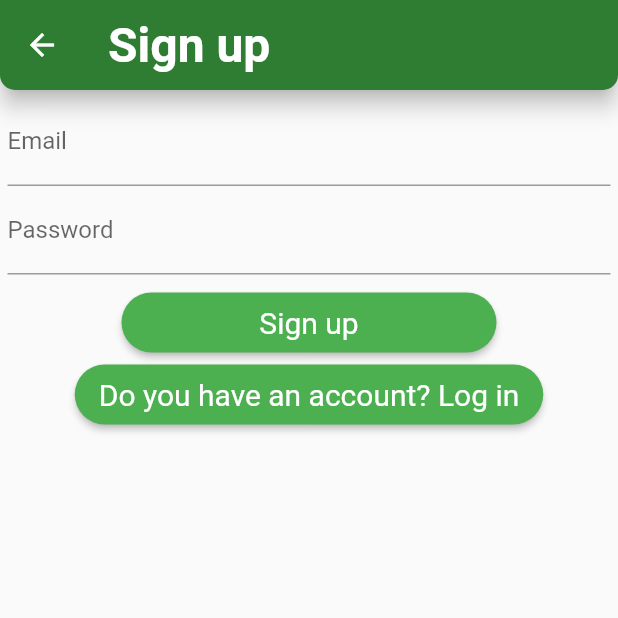
After one commit to szepfalusi/goreader, a Flutter app: the SignUpScreen screen opened by its route, after a tap on "Sign up", on a phone screen of 412 x 824 dp, the top half of it. The commit adds this screen. Run offline on Flutter 3.47's test engine with Material 2 defaults, Android fonts, the phone set to English and light mode, and no system bars; drawn by our look-alikes of flutter_form_builder; our stand-ins replace cloud_firestore, firebase_auth, firebase_core, form_builder_validators, google_fonts; missing offline and left inert: flutter_nfc_kit, form_builder_image_picker, ndef; accounts and stored records are empty; Roboto replaces fonts that are missing (Overpass).

Commit message:
Authentication

```diff
--- a/lib/main.dart
+++ b/lib/main.dart
@@ -4,7 +4,8 @@ import 'package:firebase_core/firebase_core.dart';
 import 'package:flutter/material.dart';
 import 'package:form_builder_validators/form_builder_validators.dart';
 import 'package:google_fonts/google_fonts.dart';
-import 'package:goreader/screens/auth_screen.dart';
+import 'package:goreader/screens/login_screen.dart';
+import 'package:goreader/screens/signup_screen.dart';
 import 'package:provider/provider.dart';
 
 import 'firebase_options.dart';
@@ -58,7 +59,8 @@ class MyApp extends StatelessWidget {
           MyTagsScreen.routeName: (ctx) => MyTagsScreen(),
           TagFormScreen.routeName: (ctx) => TagFormScreen(),
           ProfileScreen.routeName: (ctx) => ProfileScreen(),
-          AuthScreen.routeName: (ctx) => AuthScreen(),
+          SignUpScreen.routeName: (ctx) => SignUpScreen(),
+          LogInScreen.routeName: (ctx) => LogInScreen(),
         },
       ),
     );
--- a/lib/models/tags.dart
+++ b/lib/models/tags.dart
@@ -1,5 +1,6 @@
 import 'package:cloud_firestore/cloud_firestore.dart';
 import 'package:flutter/material.dart';
+import 'package:goreader/helpers/authentication_helper.dart';
 import 'tag.dart';
 import 'user.dart';
 
@@ -75,7 +76,7 @@ class Tags with ChangeNotifier {
         'visibleAddress': tag.visibleAddress,
         'visiblePhone': tag.visiblePhone,
         'visibleNote': tag.visibleNote,
-        'userId': 'TODO'
+        'userId': AuthenticationHelper()
       }).then((value) {
         _tags.add(tag);
         print("Tag Added");
--- a/lib/screens/auth_screen.dart
+++ b/lib/screens/login_screen.dart
@@ -1,17 +1,20 @@
 import 'package:flutter/material.dart';
 import 'package:flutter_form_builder/flutter_form_builder.dart';
 import 'package:form_builder_validators/form_builder_validators.dart';
+import 'package:goreader/helpers/authentication_helper.dart';
+import 'package:goreader/screens/signup_screen.dart';
 import 'package:goreader/widgets/custom_app_bar.dart';
+import 'dart:developer';
 
-class AuthScreen extends StatelessWidget {
-  static String routeName = '/auth-screen';
+final _formKey = GlobalKey<FormBuilderState>();
 
-  final _formKey = GlobalKey<FormBuilderState>();
+class LogInScreen extends StatelessWidget {
+  static String routeName = '/login-screen';
 
   @override
   Widget build(BuildContext context) {
     return Scaffold(
-      appBar: customAppBar('Authentication'),
+      appBar: customAppBar('Log in'),
       body: Padding(
         padding: const EdgeInsets.all(5),
         child: Column(
@@ -50,10 +53,29 @@ class AuthScreen extends StatelessWidget {
             ),
             ElevatedButton(
               onPressed: () {
+                _formKey.currentState?.validate();
                 _formKey.currentState?.save();
-                print(_formKey.currentState?.value);
+                print(_formKey.currentState!.value['email']);
+                AuthenticationHelper()
+                    .signIn(
+                        email: _formKey.currentState!.value['email'],
+                        password: _formKey.currentState!.value['password'])
+                    .then((value) {
+                  if (value == null) {
+                    Navigator.of(context).pop();
+                  } else {
+                    log(value);
+                  }
+                });
               },
-              child: const Text('Log in / Sign up'),
+              child: const Text('Log in'),
+            ),
+            ElevatedButton(
+              onPressed: () {
+                Navigator.of(context).pop();
+                Navigator.of(context).pushNamed(SignUpScreen.routeName);
+              },
+              child: const Text('Don\'t have an account yet? Sign up'),
             )
           ],
         ),
--- /dev/null
+++ b/lib/screens/signup_screen.dart
@@ -0,0 +1,85 @@
+import 'dart:developer';
+
+import 'package:flutter/material.dart';
+import 'package:flutter_form_builder/flutter_form_builder.dart';
+import 'package:form_builder_validators/form_builder_validators.dart';
+import 'package:goreader/helpers/authentication_helper.dart';
+import 'package:goreader/screens/login_screen.dart';
+import 'package:goreader/widgets/custom_app_bar.dart';
+
+final _formKey = GlobalKey<FormBuilderState>();
+
+class SignUpScreen extends StatelessWidget {
+  static String routeName = '/signup-screen';
+
+  @override
+  Widget build(BuildContext context) {
+    return Scaffold(
+      appBar: customAppBar('Sign up'),
+      body: Padding(
+        padding: const EdgeInsets.all(5),
+        child: Column(
+          children: [
+            FormBuilder(
+              key: _formKey,
+              child: Column(
+                children: [
+                  FormBuilderTextField(
+                    name: 'email',
+                    decoration: const InputDecoration(
+                      labelText: 'Email',
+                    ),
+                    validator: FormBuilderValidators.compose([
+                      FormBuilderValidators.required(context),
+                      FormBuilderValidators.email(context),
+                    ]),
+                    textInputAction: TextInputAction.next,
+                  ),
+                  FormBuilderTextField(
+                    name: 'password',
+                    obscureText: true,
+                    decoration: const InputDecoration(
+                      labelText: 'Password',
+                    ),
+                    validator: FormBuilderValidators.compose([
+                      FormBuilderValidators.required(context),
+                    ]),
+                    textInputAction: TextInputAction.done,
+                  ),
+                ],
+              ),
+            ),
+            const SizedBox(
+              height: 8,
+            ),
+            ElevatedButton(
+              onPressed: () {
+                _formKey.currentState?.validate();
+                _formKey.currentState?.save();
+                print(_formKey.currentState!.value['email']);
+                AuthenticationHelper()
+                    .signUp(
+                        email: _formKey.currentState!.value['email'],
+                        password: _formKey.currentState!.value['password'])
+                    .then((value) {
+                  if (value == null) {
+                    Navigator.of(context).pop();
+                  } else {
+                    log(value);
+                  }
+                });
+              },
+              child: const Text('Sign up'),
+            ),
+            ElevatedButton(
+                onPressed: () {
+                  Navigator.of(context).pop();
+                  Navigator.of(context).pushNamed(LogInScreen.routeName);
+                },
+                child: const Text('Do you have an account? Log in'))
+          ],
+        ),
+      ),
+    );
+  }
+}
```
Also changed, not shown: lib/helpers/nfc_helper.dart (added, +20 -0 lines).
